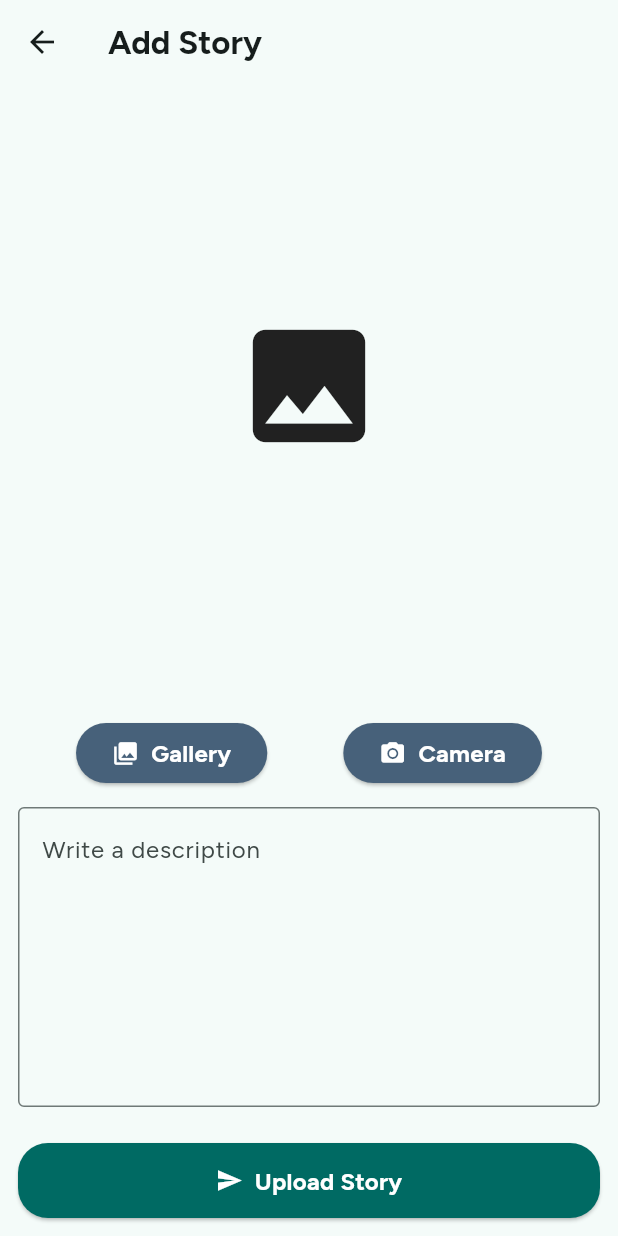
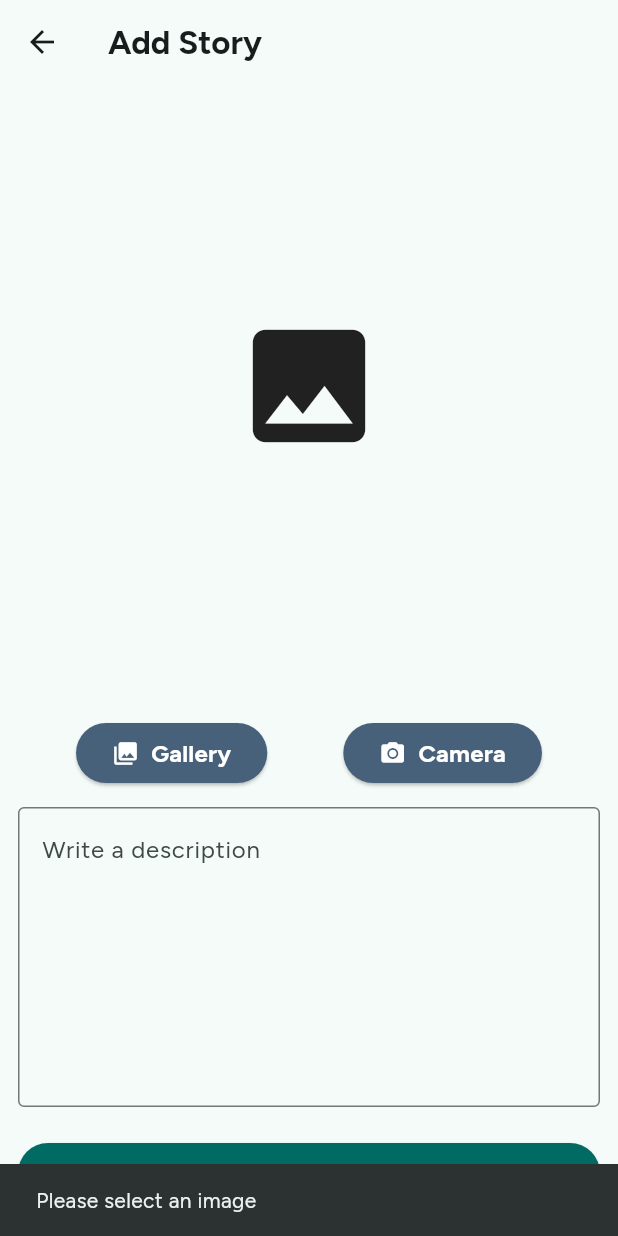
Before and after one commit to fadlyoktapriadi/Story-App, a Flutter app: the AddStoryScreen screen opened directly with empty values, after a tap on "Upload Story", on a phone screen of 412 x 824 dp. Run offline on Flutter 3.47's test engine with Material 3 defaults, Android fonts, the phone set to English and light mode, and no system bars; our stand-ins replace google_fonts, image_picker, lottie, shared_preferences; missing offline and left inert: dart:ffi; accounts and stored records are empty.

Commit message:
fix upload story and redirect to home updated

```diff
--- a/lib/data/api/response/add_story_response.dart
+++ b/lib/data/api/response/add_story_response.dart
@@ -23,4 +23,5 @@ class AddStoryResponse {
     "error": error,
     "message": message,
   };
+
 }
--- a/lib/main.dart
+++ b/lib/main.dart
@@ -55,7 +55,7 @@ class _MainAppState extends State<MainApp> {
             create: (context) => DetailProvider(apiService)
         ),
         ChangeNotifierProvider(
-            create: (context) => AddProvider()
+            create: (context) => AddProvider(apiService)
         )
       ],
       child: MaterialApp(
--- a/lib/provider/detail/detail_provider.dart
+++ b/lib/provider/detail/detail_provider.dart
@@ -1,7 +1,7 @@
 
 import 'package:flutter/material.dart';
 import 'package:story_app/data/api/api_service.dart';
-import 'package:story_app/result/story_detail_reslt_state.dart';
+import 'package:story_app/result/story_detail_result_state.dart';
 
 class DetailProvider with ChangeNotifier {
   final ApiService apiService;
--- /dev/null
+++ b/lib/result/story_add_story_result_state.dart
@@ -0,0 +1,20 @@
+
+import 'package:story_app/data/api/response/add_story_response.dart';
+
+sealed class StoryAddStoryResultState {}
+
+class StoryAddStoryNoneState extends StoryAddStoryResultState {}
+
+class StoryAddStoryResultStateLoading extends StoryAddStoryResultState {}
+
+class StoryAddStoryResultStateSuccess extends StoryAddStoryResultState {
+  final AddStoryResponse addStoryResponse;
+
+  StoryAddStoryResultStateSuccess(this.addStoryResponse);
+}
+
+class StoryAddStoryResultStateError extends StoryAddStoryResultState {
+  final String error;
+
+  StoryAddStoryResultStateError(this.error);
+}
--- a/lib/screen/add/add_story_screen.dart
+++ b/lib/screen/add/add_story_screen.dart
@@ -5,6 +5,8 @@ import 'package:flutter/material.dart';
 import 'package:image_picker/image_picker.dart';
 import 'package:provider/provider.dart';
 import 'package:story_app/provider/add/add_provider.dart';
+import 'package:story_app/provider/home/home_provider.dart';
+import 'package:story_app/result/story_add_story_result_state.dart';
 
 class AddStoryScreen extends StatefulWidget {
   final Function() onBack;
@@ -16,15 +18,34 @@ class AddStoryScreen extends StatefulWidget {
 }
 
 class _AddStoryScreenState extends State<AddStoryScreen> {
-
   final TextEditingController _descriptionController = TextEditingController();
 
   @override
   void initState() {
-    _descriptionController.dispose();
+    final addProvider = Provider.of<AddProvider>(context, listen: false);
+    addProvider.addListener(() {
+      if (addProvider.state is StoryAddStoryResultStateSuccess) {
+        context.read<HomeProvider>().getStories();
+        ScaffoldMessenger.of(context).showSnackBar(
+          const SnackBar(content: Text("Story Uploaded Successfully")),
+        );
+        widget.onBack();
+
+      } else if (addProvider.state is StoryAddStoryResultStateError) {
+        final errorMessage = (addProvider.state as StoryAddStoryResultStateError).error;
+        ScaffoldMessenger.of(context).showSnackBar(
+          SnackBar(content: Text(errorMessage)),
+        );
+      }
+    });
     super.initState();
   }
 
+  @override
+  void dispose() {
+    _descriptionController.dispose();
+    super.dispose();
+  }
 
   @override
   Widget build(BuildContext context) {
@@ -57,7 +78,9 @@ class _AddStoryScreenState extends State<AddStoryScreen> {
                           context,
                         ).colorScheme.onTertiary, // Text color on primary
                     shape: RoundedRectangleBorder(
-                      borderRadius: BorderRadius.circular(20), // Rounded corners
+                      borderRadius: BorderRadius.circular(
+                        20,
+                      ), // Rounded corners
                     ),
                   ),
                   onPressed: () {
@@ -70,7 +93,9 @@ class _AddStoryScreenState extends State<AddStoryScreen> {
                       const SizedBox(width: 8),
                       Text(
                         "Gallery",
-                        style: Theme.of(context).textTheme.titleMedium?.copyWith(
+                        style: Theme.of(
+                          context,
+                        ).textTheme.titleMedium?.copyWith(
                           color: Theme.of(context).colorScheme.onTertiary,
                         ),
                       ),
@@ -87,7 +112,9 @@ class _AddStoryScreenState extends State<AddStoryScreen> {
                           context,
                         ).colorScheme.onTertiary, // Text color on primary
                     shape: RoundedRectangleBorder(
-                      borderRadius: BorderRadius.circular(20), // Rounded corners
+                      borderRadius: BorderRadius.circular(
+                        20,
+                      ), // Rounded corners
                     ),
                   ),
                   onPressed: () {
@@ -100,7 +127,9 @@ class _AddStoryScreenState extends State<AddStoryScreen> {
                       const SizedBox(width: 8),
                       Text(
                         "Camera",
-                        style: Theme.of(context).textTheme.titleMedium?.copyWith(
+                        style: Theme.of(
+                          context,
+                        ).textTheme.titleMedium?.copyWith(
                           color: Theme.of(context).colorScheme.onTertiary,
                         ),
                       ),
@@ -140,18 +169,46 @@ class _AddStoryScreenState extends State<AddStoryScreen> {
                 onPressed: () {
                   _uploadStory();
                 },
-                child: Row(
+                child: Consumer<AddProvider>(
+                  builder: (context, value, child) {
+                    return switch (value.state) {
+                      StoryAddStoryResultStateLoading() => Center(
+                        child: CircularProgressIndicator(
+                          color: Theme.of(context).colorScheme.onPrimary,
+                        ),
+                      ),
+                      StoryAddStoryResultStateSuccess() => Row(
                         mainAxisAlignment: MainAxisAlignment.center,
                         children: [
                           const Icon(Icons.send),
                           const SizedBox(width: 8),
                           Text(
                             "Upload Story",
-                      style: Theme.of(context).textTheme.titleMedium?.copyWith(
+                            style: Theme.of(
+                              context,
+                            ).textTheme.titleMedium?.copyWith(
                               color: Theme.of(context).colorScheme.onPrimary,
                             ),
                           ),
                         ],
+                      ),
+                      _ => Row(
+                        mainAxisAlignment: MainAxisAlignment.center,
+                        children: [
+                          const Icon(Icons.send),
+                          const SizedBox(width: 8),
+                          Text(
+                            "Upload Story",
+                            style: Theme.of(
+                              context,
+                            ).textTheme.titleMedium?.copyWith(
+                              color: Theme.of(context).colorScheme.onPrimary,
+                            ),
+                          ),
+                        ],
+                      ),
+                    };
+                  },
                 ),
               ),
             ),
@@ -188,9 +245,7 @@ class _AddStoryScreenState extends State<AddStoryScreen> {
 
     final picker = ImagePicker();
 
-    final pickedFile = await picker.pickImage(
-      source: ImageSource.camera,
-    );
+    final pickedFile = await picker.pickImage(source: ImageSource.camera);
 
     if (pickedFile != null) {
       provider.setImageFile(pickedFile);
@@ -199,7 +254,6 @@ class _AddStoryScreenState extends State<AddStoryScreen> {
   }
 
   _showImage() {
-    /// todo-click-06: update the widget to show the image
     final imagePath = context.read<AddProvider>().imagePath;
     return kIsWeb
         ? Image.network(imagePath.toString(), fit: BoxFit.contain)
@@ -207,17 +261,44 @@ class _AddStoryScreenState extends State<AddStoryScreen> {
   }
 
   _uploadStory() async {
-    final homeProvider = context.read<AddProvider>();
-    final imagePath = homeProvider.imagePath;
-    final imageFile = homeProvider.imageFile;
-    if (imagePath == null || imageFile == null) return;
+    final addProvider = context.read<AddProvider>();
+    final imagePath = addProvider.imagePath;
+    final imageFile = addProvider.imageFile;
 
+    final ScaffoldMessengerState scaffoldMessengerState = ScaffoldMessenger.of(
+      context,
+    );
+
+    if (imagePath == null || imageFile == null) {
+      scaffoldMessengerState.showSnackBar(
+        const SnackBar(content: Text("Please select an image")),
+      );
+      return;
+    }
+
+    if (_descriptionController.text.isEmpty) {
+      scaffoldMessengerState.showSnackBar(
+        const SnackBar(content: Text("Please enter a description")),
+      );
+      return;
+    }
+
+    try {
       final fileName = imageFile.name;
       final bytes = await imageFile.readAsBytes();
+      final newBytes = await addProvider.compressImage(bytes);
 
-
-
-
-
+      await addProvider.uploadStory(
+        newBytes,
+        fileName,
+        _descriptionController.text,
+      );
+    } catch (e) {
+      scaffoldMessengerState.showSnackBar(
+        SnackBar(content: Text("Failed to upload story: $e")),
+      );
+    } finally {
+      addProvider.clearImage();
     }
   }
+}
--- a/lib/screen/detail/detail_screen.dart
+++ b/lib/screen/detail/detail_screen.dart
@@ -2,7 +2,7 @@ import 'package:flutter/material.dart';
 import 'package:intl/intl.dart';
 import 'package:provider/provider.dart';
 import 'package:story_app/provider/detail/detail_provider.dart';
-import 'package:story_app/result/story_detail_reslt_state.dart';
+import 'package:story_app/result/story_detail_result_state.dart';
 
 class DetailScreen extends StatefulWidget {
   final String id;
@@ -49,7 +49,7 @@ class _DetailScreenState extends State<DetailScreen> {
                     child: Image.network(
                       story.photoUrl,
                       width: MediaQuery.of(context).size.width,
-                      fit: BoxFit.fill,
+                      fit: BoxFit.cover,
                       height: 320,
                     ),
                   ),
--- a/pubspec.yaml
+++ b/pubspec.yaml
@@ -20,6 +20,7 @@ dependencies:
   image_picker_windows: ^0.2.1+1
   camera: ^0.10.0+1
   camera_windows: ^0.2.1+1
+  image: ^4.5.4
 
 dev_dependencies:
   flutter_test:
```
Also changed, not shown: lib/data/api/api_service.dart (+14 -8 lines), lib/provider/add/add_provider.dart (+60 -1 lines), lib/result/story_detail_result_state.dart (renamed from lib/result/story_detail_reslt_state.dart), pubspec.lock. Lines whose indentation alone changed are shown as unchanged.
